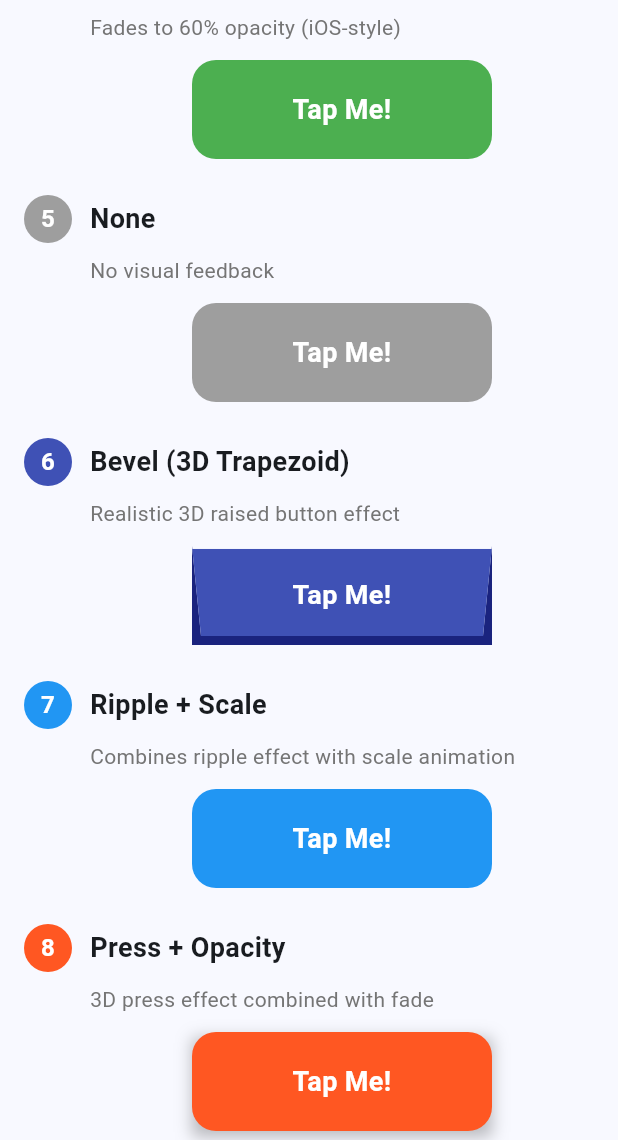
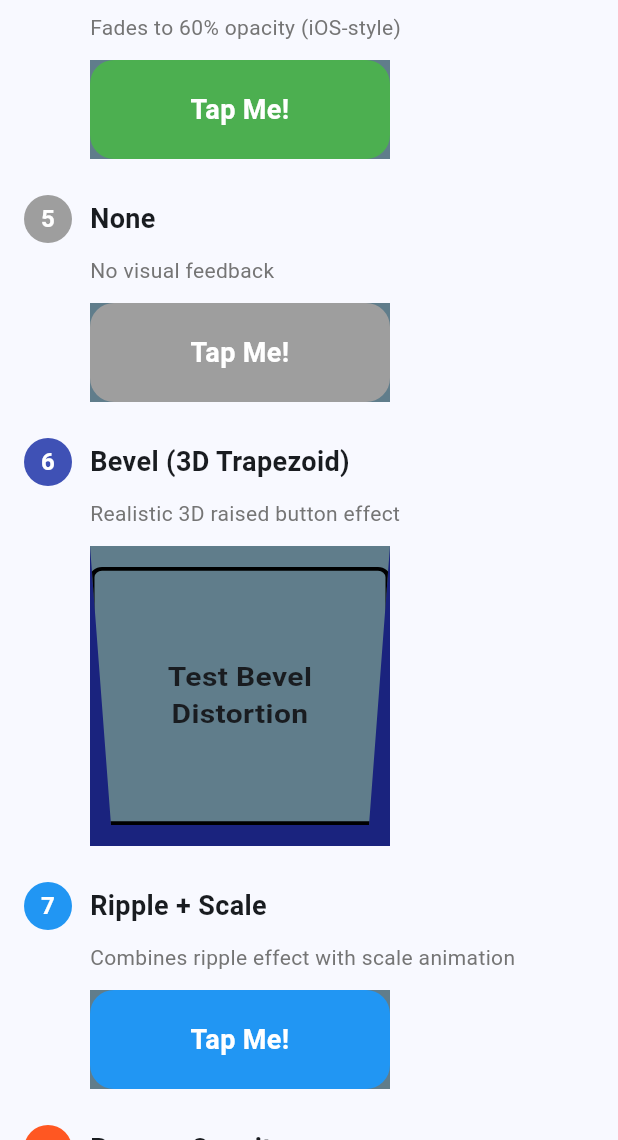
Before and after one commit to Matey2010/tappable, a Flutter app: the screen it shows after launch, scrolled down 576 dp, on a phone screen of 412 x 824 dp, the part 96-1236 px from its top. Run offline on Flutter 3.47's test engine with Material 3 defaults, Android fonts, the light colour scheme and no system bars.

Commit message:
Make other bevel logic

```diff
--- a/example/lib/simple_examples_page.dart
+++ b/example/lib/simple_examples_page.dart
@@ -18,10 +18,7 @@ class _SimpleExamplesPageState extends State<SimpleExamplesPage> {
   @override
   Widget build(BuildContext context) {
     return Scaffold(
-      appBar: AppBar(
-        title: const Text('Tappable Examples'),
-        centerTitle: true,
-      ),
+      appBar: AppBar(title: const Text('Tappable Examples'), centerTitle: true),
       body: ListView(
         padding: const EdgeInsets.all(16),
         children: [
@@ -58,10 +55,7 @@ class _SimpleExamplesPageState extends State<SimpleExamplesPage> {
             title: 'Press (3D Effect)',
             description: 'Simulates 3D button press with shadow',
             tapMechanics: [
-              PressTapMechanic(
-                pressDepth: 4.0,
-                shadowColor: Colors.black26,
-              ),
+              PressTapMechanic(pressDepth: 4.0, shadowColor: Colors.black26),
             ],
             color: Colors.orange,
             label: 'Press',
@@ -94,13 +88,31 @@ class _SimpleExamplesPageState extends State<SimpleExamplesPage> {
             description: 'Realistic 3D raised button effect',
             tapMechanics: [
               BevelTapMechanic(
-                bevelHeight: 6.0,
+                bevelHeight: 14.0,
                 bevelColor: Colors.indigo.shade900,
               ),
             ],
             color: Colors.indigo,
             label: 'Bevel',
             noBorderRadius: true,
+            child: Container(
+              width: 200,
+              height: 200,
+              decoration: BoxDecoration(
+                borderRadius: BorderRadius.circular(8),
+                border: Border.all(color: Colors.black, width: 3),
+              ),
+              child: const Center(
+                child: Text(
+                  'Test Bevel\nDistortion',
+                  textAlign: TextAlign.center,
+                  style: TextStyle(
+                    fontSize: 20,
+                    fontWeight: FontWeight.bold,
+                  ),
+                ),
+              ),
+            ),
           ),
 
           // 7. Ripple + Scale
@@ -124,10 +136,7 @@ class _SimpleExamplesPageState extends State<SimpleExamplesPage> {
             title: 'Press + Opacity',
             description: '3D press effect combined with fade',
             tapMechanics: [
-              PressTapMechanic(
-                pressDepth: 4.0,
-                shadowColor: Colors.black26,
-              ),
+              PressTapMechanic(pressDepth: 4.0, shadowColor: Colors.black26),
               OpacityTapMechanic(opacity: 0.8),
             ],
             color: Colors.deepOrange,
@@ -148,6 +157,7 @@ class _SimpleExamplesPageState extends State<SimpleExamplesPage> {
     required Color color,
     required String label,
     bool noBorderRadius = false,
+    Widget? child,
   }) {
     return Padding(
       padding: const EdgeInsets.only(bottom: 24),
@@ -159,10 +169,7 @@ class _SimpleExamplesPageState extends State<SimpleExamplesPage> {
               Container(
                 width: 32,
                 height: 32,
-                decoration: BoxDecoration(
-                  color: color,
-                  shape: BoxShape.circle,
-                ),
+                decoration: BoxDecoration(color: color, shape: BoxShape.circle),
                 child: Center(
                   child: Text(
                     '$number',
@@ -194,17 +201,16 @@ class _SimpleExamplesPageState extends State<SimpleExamplesPage> {
               children: [
                 Text(
                   description,
-                  style: TextStyle(
-                    fontSize: 14,
-                    color: Colors.grey[600],
-                  ),
+                  style: TextStyle(fontSize: 14, color: Colors.grey[600]),
                 ),
                 const SizedBox(height: 12),
-                Center(
+                Container(
+                  color: Colors.blueGrey,
                   child: Tappable(
                     onTap: () => _onTap(label),
                     tapMechanics: tapMechanics,
-                    child: Container(
+                    child: child ??
+                        Container(
                           width: 200,
                           padding: const EdgeInsets.symmetric(vertical: 20),
                           decoration: BoxDecoration(
```
Lines whose indentation alone changed are shown as unchanged.
